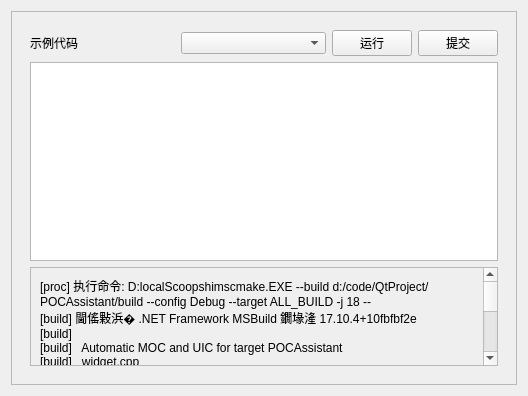
First picture: the form in ui/programpage.ui, repository azh-1415926/POCAssistant, before the edit.
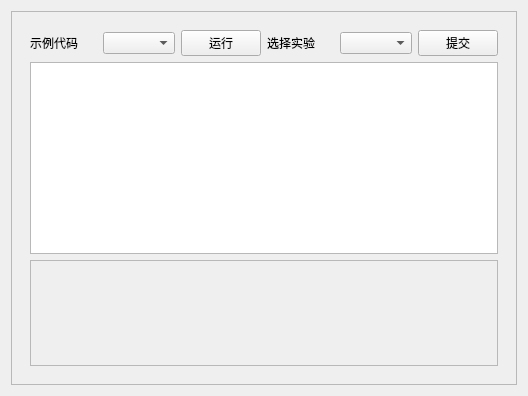
Second picture: the form after the edit. Custom widgets are drawn as their Qt base class.

Commit message: 增加在线实验中提交实验的功能

What changed in the file:
```diff
--- a/ui/programpage.ui
+++ b/ui/programpage.ui
@@ -27,42 +27,7 @@
        <widget class="QWidget" name="centerWidget" native="true">
         <layout class="QHBoxLayout" name="horizontalLayout_3">
          <item>
-          <layout class="QGridLayout" name="gridLayout" rowstretch="0,2,1" rowminimumheight="0,2,1">
-           <item row="0" column="0">
-            <layout class="QHBoxLayout" name="horizontalLayout">
-             <item>
-              <widget class="QLabel" name="label">
-               <property name="text">
-                <string>示例代码</string>
-               </property>
-              </widget>
-             </item>
-             <item>
-              <widget class="QComboBox" name="optionOfSample"/>
-             </item>
-             <item>
-              <layout class="QHBoxLayout" name="horizontalLayout_2">
-               <item>
-                <widget class="QPushButton" name="btnOfRun">
-                 <property name="text">
-                  <string>运行</string>
-                 </property>
-                </widget>
-               </item>
-               <item>
-                <widget class="QPushButton" name="btnOfSubmit">
-                 <property name="text">
-                  <string>提交</string>
-                 </property>
-                </widget>
-               </item>
-              </layout>
-             </item>
-            </layout>
-           </item>
-           <item row="1" column="0">
-            <widget class="QTextEdit" name="CodeEdit"/>
-           </item>
+          <layout class="QGridLayout" name="gridLayout" rowstretch="0,0,0">
            <item row="2" column="0">
             <widget class="QScrollArea" name="scrollArea">
              <property name="widgetResizable">
@@ -73,24 +38,15 @@
                <rect>
                 <x>0</x>
                 <y>0</y>
-                <width>451</width>
-                <height>226</height>
+                <width>468</width>
+                <height>158</height>
                </rect>
               </property>
               <layout class="QVBoxLayout" name="verticalLayout_3">
                <item>
                 <widget class="QLabel" name="infoOfOutput">
                  <property name="text">
-                  <string>[proc] 执行命令: D:localScoopshimscmake.EXE --build d:/code/QtProject/POCAssistant/build --config Debug --target ALL_BUILD -j 18 --
-[build] 閫傜敤浜� .NET Framework MSBuild 鐗堟湰 17.10.4+10fbfbf2e
-[build] 
-[build]   Automatic MOC and UIC for target POCAssistant
-[build]   widget.cpp
-[build]   POCAssistant.vcxproj -&gt; D:codeQtProjectPOCAssistantbuildDebugPOCAssistant.exe
-[build]   'pwsh.exe' 涓嶆槸鍐呴儴鎴栧�栭儴鍛戒护锛屼篃涓嶆槸鍙�杩愯�岀殑绋嬪簭
-[build]   鎴栨壒澶勭悊鏂囦欢銆�
-[driver] 生成完毕: 00:00:04.010
-[build] 生成已完成，退出代码为 0</string>
+                  <string/>
                  </property>
                  <property name="wordWrap">
                   <bool>true</bool>
@@ -101,6 +57,47 @@
              </widget>
             </widget>
            </item>
+           <item row="1" column="0">
+            <widget class="QTextEdit" name="CodeEdit"/>
+           </item>
+           <item row="0" column="0">
+            <layout class="QHBoxLayout" name="horizontalLayout">
+             <item>
+              <widget class="QLabel" name="label">
+               <property name="text">
+                <string>示例代码</string>
+               </property>
+              </widget>
+             </item>
+             <item>
+              <widget class="QComboBox" name="optionOfSample"/>
+             </item>
+             <item>
+              <widget class="QPushButton" name="btnOfRun">
+               <property name="text">
+                <string>运行</string>
+               </property>
+              </widget>
+             </item>
+             <item>
+              <widget class="QLabel" name="label_2">
+               <property name="text">
+                <string>选择实验</string>
+               </property>
+              </widget>
+             </item>
+             <item>
+              <widget class="QComboBox" name="optionOfSubmit"/>
+             </item>
+             <item>
+              <widget class="QPushButton" name="btnOfSubmit">
+               <property name="text">
+                <string>提交</string>
+               </property>
+              </widget>
+             </item>
+            </layout>
+           </item>
           </layout>
          </item>
         </layout>
```
The commit also changes 4 other files.
